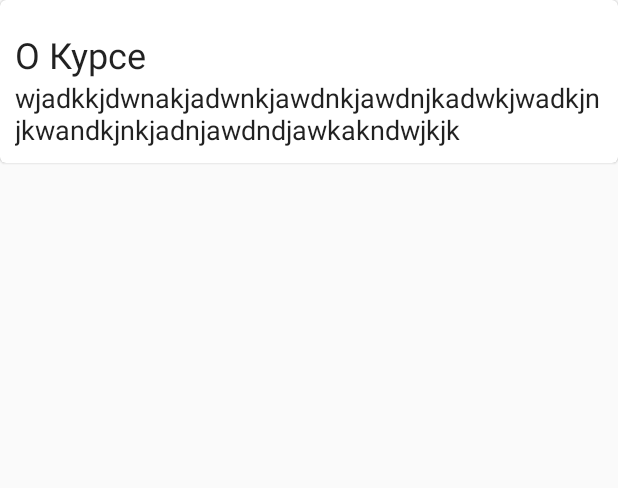
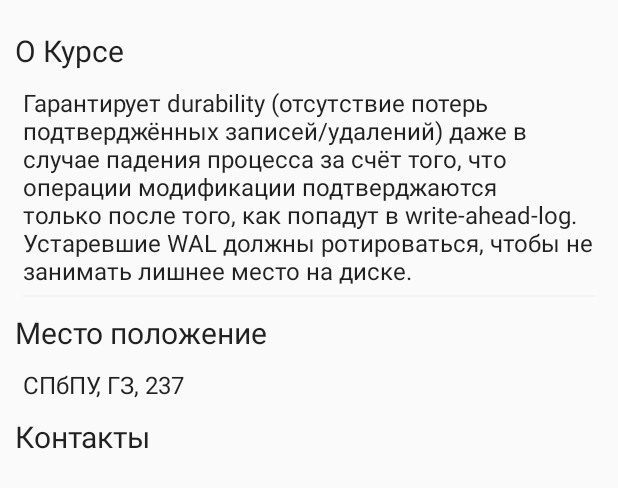
Before and after one commit to polymr-fox/FoxTree, an Android app: the layout course_description_dialog.xml on its own in the app's theme, with its tools: preview values and no code run, on a phone screen of 412 x 824 dp. Shown: the top 488 px of the screen. Run offline under Robolectric (Android 15) with nearby library versions, the light colour scheme and no system bars.

Commit message:
create course dialog

```diff
--- a/app/src/main/java/com/develop/loginov/fullstack/controller/activity/CourseActivity.java
+++ b/app/src/main/java/com/develop/loginov/fullstack/controller/activity/CourseActivity.java
@@ -15,6 +15,7 @@ import android.widget.Toast;
 
 import com.develop.loginov.fullstack.R;
 import com.develop.loginov.fullstack.adapter.RecordAdapter;
+import com.develop.loginov.fullstack.dialog.CourseDescriptionDialog;
 import com.develop.loginov.fullstack.model.Record;
 
 import java.util.Arrays;
@@ -61,7 +62,8 @@ public class CourseActivity extends AppCompatActivity {
                 Toast.makeText(CourseActivity.this, R.string.edit, Toast.LENGTH_SHORT).show();
                 return true;
             case R.id.course_setting_description:
-                Toast.makeText(CourseActivity.this, R.string.description, Toast.LENGTH_SHORT).show();
+                final CourseDescriptionDialog dialog = CourseDescriptionDialog.newInstance();
+                dialog.show(getSupportFragmentManager(), "Course description");
                 return true;
             case android.R.id.home:
                 finish();
--- a/app/src/main/res/layout/course_description_dialog.xml
+++ b/app/src/main/res/layout/course_description_dialog.xml
@@ -1,10 +1,6 @@
 <?xml version="1.0" encoding="utf-8"?>
-<android.support.design.card.MaterialCardView xmlns:android="http://schemas.android.com/apk/res/android"
+<android.support.constraint.ConstraintLayout xmlns:android="http://schemas.android.com/apk/res/android"
     xmlns:app="http://schemas.android.com/apk/res-auto"
-    android:layout_width="match_parent"
-    android:layout_height="wrap_content">
-
-    <android.support.constraint.ConstraintLayout
     android:layout_width="match_parent"
     android:layout_height="wrap_content"
     android:padding="@dimen/default_vertical_margin">
@@ -19,27 +15,88 @@
 
         android:text="@string/about_course"
         android:textAppearance="?attr/textAppearanceListItem"
-            android:textSize="@dimen/default_text_app_title_size"
+        android:textSize="@dimen/default_text_title_size"
 
         app:layout_constraintStart_toStartOf="parent"
-            app:layout_constraintTop_toTopOf="parent"
-            />
+        app:layout_constraintTop_toTopOf="parent" />
 
     <TextView
         android:id="@+id/course_description_dialog__content"
         android:layout_width="match_parent"
         android:layout_height="wrap_content"
 
+        android:layout_marginStart="@dimen/default_half_vertical_margin"
+        android:layout_marginTop="@dimen/default_vertical_margin"
+        android:layout_marginEnd="@dimen/default_half_vertical_margin"
+        android:layout_marginBottom="@dimen/default_vertical_margin"
         android:text="@string/big_text"
+        android:textAppearance="?attr/textAppearanceListItem"
         android:textSize="@dimen/default_text_size"
+
+        app:layout_constraintStart_toStartOf="parent"
+        app:layout_constraintTop_toBottomOf="@id/course_description_dialog__about_course" />
+
+    <View
+        android:id="@+id/course_description_dialog__line"
+        android:layout_width="match_parent"
+        android:layout_height="1dp"
+        android:layout_marginStart="@dimen/default_half_vertical_margin"
+        android:layout_marginTop="@dimen/default_half_vertical_margin"
+        android:layout_marginEnd="@dimen/default_half_vertical_margin"
+        android:background="@color/grey"
+        app:layout_constraintTop_toBottomOf="@id/course_description_dialog__content" />
+
+    <TextView
+        android:id="@+id/course_description_dialog__text_place"
+        android:layout_width="match_parent"
+        android:layout_height="wrap_content"
+        android:layout_marginTop="@dimen/default_vertical_margin"
+
+        android:layout_marginBottom="@dimen/default_half_vertical_margin"
+        android:text="@string/place"
         android:textAppearance="?attr/textAppearanceListItem"
+        android:textSize="@dimen/default_text_title_size"
+        app:layout_constraintTop_toBottomOf="@id/course_description_dialog__line" />
 
-            app:layout_constraintTop_toBottomOf="@id/course_description_dialog__about_course"
+    <TextView
+        android:id="@+id/course_description_dialog__place_content"
+        android:layout_width="match_parent"
+        android:layout_height="wrap_content"
+
+        android:layout_marginStart="@dimen/default_half_vertical_margin"
+        android:layout_marginTop="@dimen/default_vertical_margin"
+        android:layout_marginEnd="@dimen/default_half_vertical_margin"
+        android:layout_marginBottom="@dimen/default_half_vertical_margin"
+
+        android:text="@string/sample_place"
+        android:textAppearance="?attr/textAppearanceListItem"
+        android:textSize="@dimen/default_text_size"
+
         app:layout_constraintStart_toStartOf="parent"
+        app:layout_constraintTop_toBottomOf="@id/course_description_dialog__text_place" />
 
+    <TextView
+        android:id="@+id/course_description_dialog__text_contact"
+        android:layout_width="match_parent"
+        android:layout_height="wrap_content"
 
-            />
+        android:layout_marginTop="@dimen/default_vertical_margin"
+        android:layout_marginBottom="@dimen/default_half_vertical_margin"
 
+        android:text="@string/contacts"
+        android:textAppearance="?attr/textAppearanceListItem"
+        android:textSize="@dimen/default_text_title_size"
+
+        app:layout_constraintTop_toBottomOf="@id/course_description_dialog__place_content" />
+
+    <ListView
+        android:id="@+id/course_description_dialog__contact_content"
+        android:layout_width="match_parent"
+        android:layout_height="wrap_content"
+
+        android:layout_marginStart="@dimen/default_half_vertical_margin"
+        android:layout_marginTop="@dimen/default_vertical_margin"
+        android:layout_marginEnd="@dimen/default_half_vertical_margin"
+        android:layout_marginBottom="@dimen/default_half_vertical_margin"
+        app:layout_constraintTop_toBottomOf="@id/course_description_dialog__text_contact" />
 </android.support.constraint.ConstraintLayout>
-
-</android.support.design.card.MaterialCardView>
--- a/app/src/main/res/values/dimens.xml
+++ b/app/src/main/res/values/dimens.xml
@@ -9,12 +9,13 @@
 
     <dimen name="default_vertical_margin">10dp</dimen>
     <dimen name="default_half_vertical_margin">5dp</dimen>
-    <dimen name="default_text_size">18sp</dimen>
+    <dimen name="default_text_size">16sp</dimen>
     <dimen name="default_text_title_size">20sp</dimen>
     <dimen name="default_text_app_title_size">24sp</dimen>
 
     <dimen name="small_icon_size">32dp</dimen>
     <dimen name="mid_icon_size">64dp</dimen>
+    <dimen name="but_add_size">50dp</dimen>
     <dimen name="big_icon_size">100dp</dimen>
     <dimen name="huge_icon_size">250dp</dimen>
 
@@ -23,5 +24,4 @@
     <dimen name="spacing_normal">16dp</dimen>
     <dimen name="corner_radius">10dp</dimen>
 
-
 </resources>
--- a/app/src/main/res/values/strings.xml
+++ b/app/src/main/res/values/strings.xml
@@ -21,11 +21,15 @@
     <string name="title_like">Интересно</string>
     <string name="sample_members_count">10 / 20</string>
     <string name="sample_course_name">Разработка под IOS</string>
+    <string name="sample_place">СПбПУ, ГЗ, 237</string>
     <string name="edit">Редактировать</string>
     <string name="add_record">Добавить запись</string>
     <string name="description">Описание</string>
     <string name="about_course">О Курсе</string>
-    <string name="big_text">wjadkkjdwnakjadwnkjawdnkjawdnjkadwkjwadkjnjkwandkjnkjadnjawdndjawkakndwjkjk</string>
+    <string name="big_text">Гарантирует durability (отсутствие потерь подтверджённых записей/удалений) даже в случае падения процесса за счёт того,
+        что операции модификации подтверджаются только после того, как попадут в write-ahead-log. Устаревшие WAL должны ротироваться, чтобы не занимать лишнее место на диске.</string>
+    <string name="place">Место положение</string>
+    <string name="contacts">Контакты</string>
 
 
 </resources>
```
Also changed, not shown: app/src/main/java/com/develop/loginov/fullstack/controller/fragment/ArticleFragment.java (+13 -21 lines), app/src/main/java/com/develop/loginov/fullstack/dialog/CourseDescriptionDialog.java (added, +49 -0 lines), app/src/main/res/layout/activity_course.xml (+15 -12 lines), app/src/main/res/layout/activity_main.xml (+12 -13 lines), app/src/main/res/layout/simple_text_item.xml (added, +11 -0 lines). Lines whose indentation alone changed are shown as unchanged.
